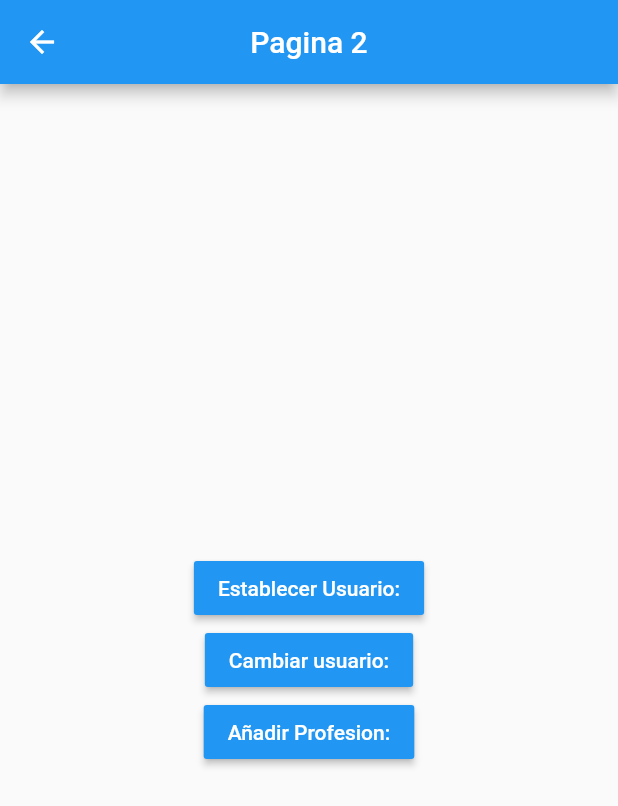
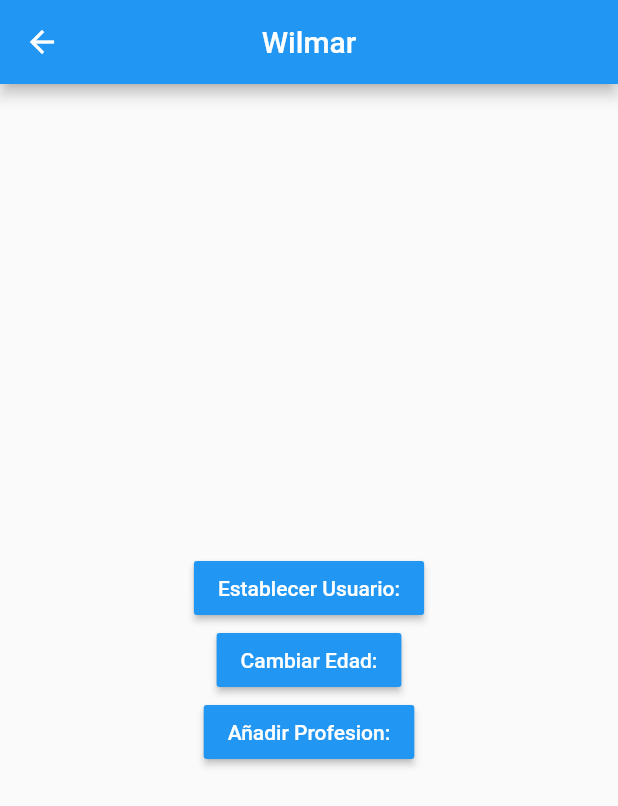
Before and after one commit to IamWilmar/manejadores_de_estados, a Flutter app: the Pagina2Page screen opened by its route, after a tap on "Establecer Usuario:", on a phone screen of 412 x 824 dp. Shown: the top 806 px of the screen. Run offline on Flutter 3.47's test engine with Material 2 defaults, Android fonts, the phone set to English and light mode, and no system bars.

Commit message:
Final de singleton

```diff
--- a/lib/models/usuario.dart
+++ b/lib/models/usuario.dart
@@ -1,11 +1,13 @@
+import 'package:meta/meta.dart';
+
 class Usuario {
   String nombre;
   int edad;
   List<String> profesiones;
 
   Usuario({
-    this.nombre,
+    @required this.nombre,
     this.edad,
     this.profesiones,
-  });
+  }) : assert(nombre != null);
 }
--- a/lib/pages/pagina1_page.dart
+++ b/lib/pages/pagina1_page.dart
@@ -1,3 +1,5 @@
+import 'package:estados/models/usuario.dart';
+import 'package:estados/services/usuario_service.dart';
 import 'package:flutter/material.dart';
 
 class Pagina1Page extends StatelessWidget {
@@ -8,7 +10,14 @@ class Pagina1Page extends StatelessWidget {
         title: Text('Pagina1'),
         centerTitle: true,
       ),
-      body: InformacionUsuario(),
+      body: StreamBuilder(
+        stream: usuarioService.usuarioStream,
+        builder: (BuildContext context, AsyncSnapshot<Usuario> snapshot) {
+          return snapshot.hasData
+              ? InformacionUsuario(usuario: snapshot.data)
+              : Center(child: Text('No hay información'));
+        },
+      ),
       floatingActionButton: FloatingActionButton(
         child: Icon(Icons.arrow_forward_ios_outlined),
         onPressed: () {
@@ -20,6 +29,8 @@ class Pagina1Page extends StatelessWidget {
 }
 
 class InformacionUsuario extends StatelessWidget {
+  final Usuario usuario;
+  const InformacionUsuario({Key key, this.usuario}) : super(key: key);
   @override
   Widget build(BuildContext context) {
     return Container(
@@ -33,8 +44,8 @@ class InformacionUsuario extends StatelessWidget {
             style: TextStyle(fontSize: 18, fontWeight: FontWeight.bold),
           ),
           Divider(),
-          ListTile(title: Text('Nombre:')),
-          ListTile(title: Text('Edad:')),
+          ListTile(title: Text('Nombre: ${usuario.nombre}')),
+          ListTile(title: Text('Edad: ${usuario.edad}')),
           Text(
             'Profesiones',
             style: TextStyle(fontSize: 18, fontWeight: FontWeight.bold),
--- a/lib/pages/pagina2_page.dart
+++ b/lib/pages/pagina2_page.dart
@@ -1,3 +1,5 @@
+import 'package:estados/models/usuario.dart';
+import 'package:estados/services/usuario_service.dart';
 import 'package:flutter/material.dart';
 
 class Pagina2Page extends StatelessWidget {
@@ -5,7 +7,13 @@ class Pagina2Page extends StatelessWidget {
   Widget build(BuildContext context) {
     return Scaffold(
       appBar: AppBar(
-        title: Text('Pagina 2'),
+        title: StreamBuilder(
+          stream: usuarioService.usuarioStream,
+          initialData: usuarioService.usuario,
+          builder: (context, AsyncSnapshot<Usuario> snapshot) {
+            return snapshot.hasData ? Text(snapshot.data.nombre) : Text('Pagina 2');
+          }
+        ),
         centerTitle: true,
       ),
       body: Center(
@@ -16,13 +24,21 @@ class Pagina2Page extends StatelessWidget {
               color: Colors.blue,
               child: Text('Establecer Usuario:',
                   style: TextStyle(color: Colors.white)),
-              onPressed: () {},
+              onPressed: () {
+                final nuevoUsuario = new Usuario(
+                  nombre: 'Wilmar',
+                  edad: 22
+                );
+                usuarioService.cargarUsuario(nuevoUsuario);
+              },
             ),
             MaterialButton(
               color: Colors.blue,
-              child: Text('Cambiar usuario:',
+              child: Text('Cambiar Edad:',
                   style: TextStyle(color: Colors.white)),
-              onPressed: () {},
+              onPressed: () {
+                usuarioService.cambiarEdad(50);
+              },
             ),
             MaterialButton(
               color: Colors.blue,
--- /dev/null
+++ b/lib/services/usuario_service.dart
@@ -0,0 +1,33 @@
+import 'dart:async';
+
+import 'package:estados/models/usuario.dart';
+
+//Singleton
+class _UsuarioService{
+  Usuario _usuario;
+
+  StreamController<Usuario> _usuarioStreamController = new StreamController<Usuario>.broadcast();
+
+  //getter
+  Usuario get usuario => this._usuario;
+  bool get existeUsuario => (this._usuario != null) ? true : false;
+  Stream<Usuario> get usuarioStream => _usuarioStreamController.stream;
+
+
+  void cargarUsuario(Usuario user){
+    this._usuario = user;
+    this._usuarioStreamController.add(user);
+  }
+
+  void cambiarEdad(int edad){
+    this._usuario.edad = edad;
+    this._usuarioStreamController.add(this._usuario);
+  }
+
+  dispose(){
+    this._usuarioStreamController?.close();
+  }
+
+}
+
+final usuarioService = new _UsuarioService();
```
